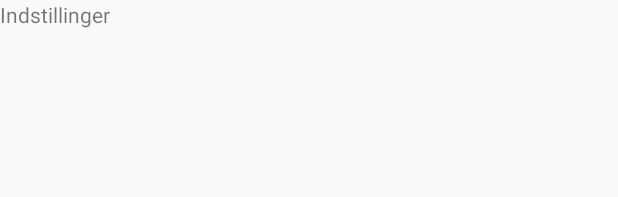
After one commit to Prepager/RejseBuddy, an Android app: the layout activity_settings.xml on its own in the app's theme, with its tools: preview values and no code run, on a phone screen of 412 x 824 dp. The commit adds this screen. Shown: the top 197 px of the screen. Run offline under Robolectric (Android 15) with nearby library versions, the phone set to English and light mode, and no system bars.

Commit message:
Added wip settings pane

```diff
--- a/app/src/main/res/layout/activity_main.xml
+++ b/app/src/main/res/layout/activity_main.xml
@@ -46,6 +46,7 @@
                 android:contentDescription="@string/settings_title"
                 android:minWidth="0dp"
                 android:minHeight="0dp"
+                android:onClick="openSettings"
                 android:paddingVertical="@dimen/appbar_logo_padding"
                 android:src="@drawable/ic_settings_black_24dp" />
         </LinearLayout>
--- /dev/null
+++ b/app/src/main/res/layout/activity_settings.xml
@@ -0,0 +1,16 @@
+<?xml version="1.0" encoding="utf-8"?>
+<LinearLayout xmlns:android="http://schemas.android.com/apk/res/android"
+    xmlns:app="http://schemas.android.com/apk/res-auto"
+    xmlns:tools="http://schemas.android.com/tools"
+    android:layout_width="match_parent"
+    android:layout_height="match_parent"
+    android:orientation="vertical"
+    tools:context=".SettingsActivity">
+
+    <TextView
+        android:id="@+id/textView2"
+        android:layout_width="wrap_content"
+        android:layout_height="wrap_content"
+        android:text="@string/settings_title" />
+
+</LinearLayout>
```
Also changed, not shown: app/src/main/AndroidManifest.xml (+7 -1 lines), app/src/main/java/com/rejsebuddy/MainActivity.java (+19 -3 lines), app/src/main/java/com/rejsebuddy/SettingsActivity.java (added, +43 -0 lines).
